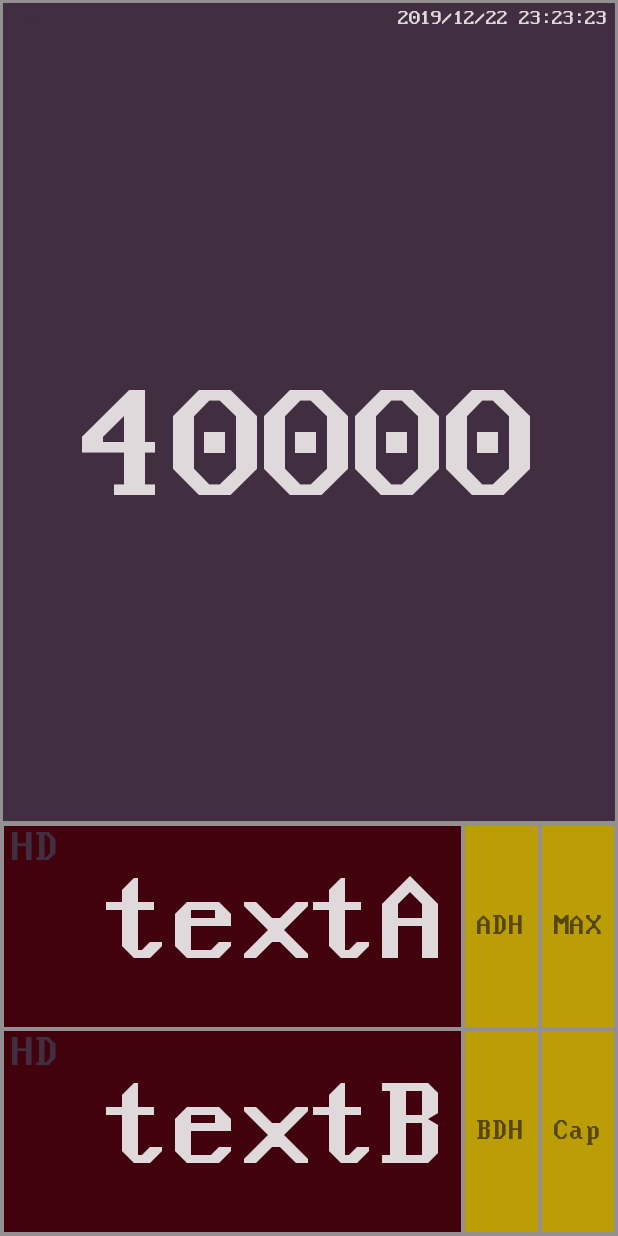
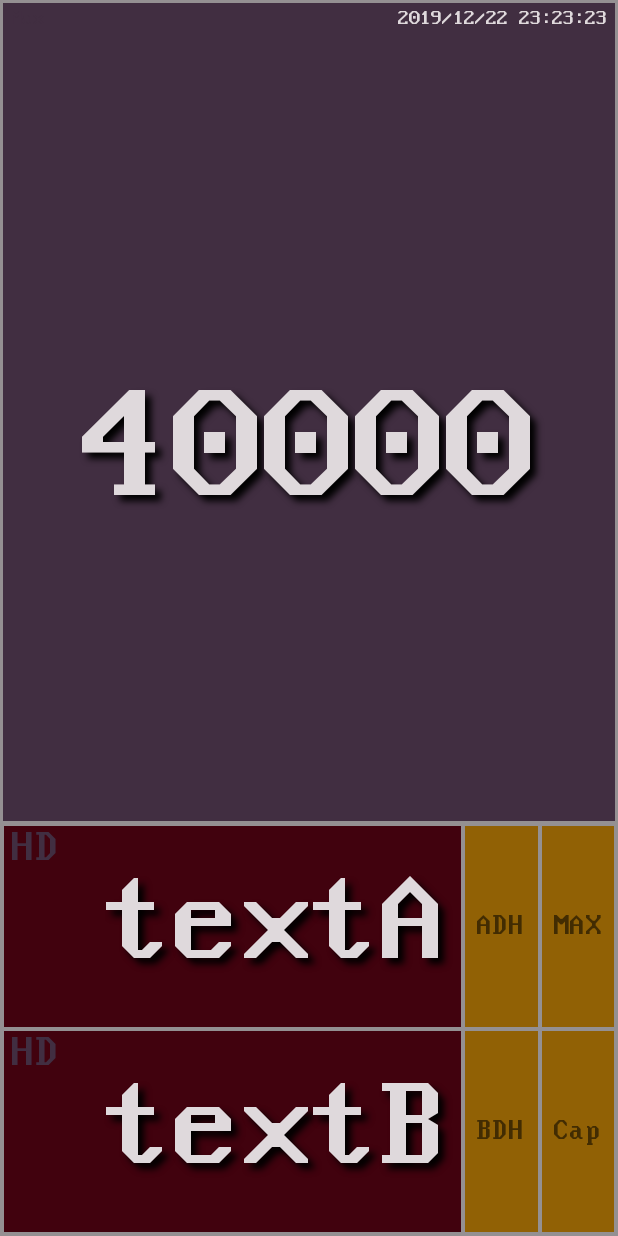
Before and after one commit to kankanla/M20190714_Lux, an Android app: the screen it shows after launch (Main2Activity), on a phone screen of 412 x 824 dp. Run offline under Robolectric (Android 15) with nearby library versions, the phone set to English and light mode, and no system bars.

Commit message:
20190729

```diff
--- a/app/src/main/res/layout/activity_main2.xml
+++ b/app/src/main/res/layout/activity_main2.xml
@@ -77,6 +77,10 @@
                     android:gravity="center"
                     android:lines="1"
                     android:padding="50dp"
+                    android:shadowColor="@color/colorGlay3"
+                    android:shadowDx="6"
+                    android:shadowDy="6"
+                    android:shadowRadius="6"
                     android:text="40000"
                     android:textColor="@color/colorWhite"
                     android:textSize="90sp" />
@@ -130,6 +134,10 @@
                         android:gravity="center"
                         android:lines="1"
                         android:padding="6dp"
+                        android:shadowColor="@color/colorGlay3"
+                        android:shadowDx="6"
+                        android:shadowDy="6"
+                        android:shadowRadius="6"
                         android:text="textA"
                         android:textColor="@color/colorWhite"
                         android:textSize="50dp" />
@@ -166,6 +174,10 @@
                         android:gravity="center"
                         android:lines="1"
                         android:padding="5dp"
+                        android:shadowColor="@color/colorGlay3"
+                        android:shadowDx="6"
+                        android:shadowDy="6"
+                        android:shadowRadius="6"
                         android:text="textB"
                         android:textColor="@color/colorWhite"
                         android:textSize="50dp" />
--- a/app/src/main/res/values/colors.xml
+++ b/app/src/main/res/values/colors.xml
@@ -5,9 +5,10 @@
     <color name="colorAccent">#D81B60</color>
     <color name="colorGlay">#949092</color>
     <color name="colorGlay2">#412E41</color>
+    <color name="colorGlay3">#000000</color>
     <color name="colorRED">#41020E</color>
     <color name="colorRED2">#41020E</color>
     <color name="colorWhite">#DFD9DC</color>
-    <color name="colorYellow">#BB9D07</color>
+    <color name="colorYellow">#916105</color>
 
 </resources>
```
